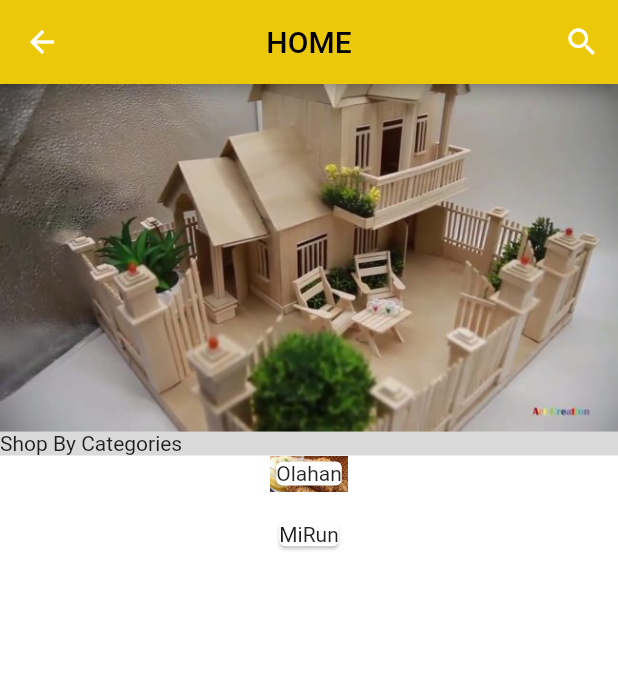
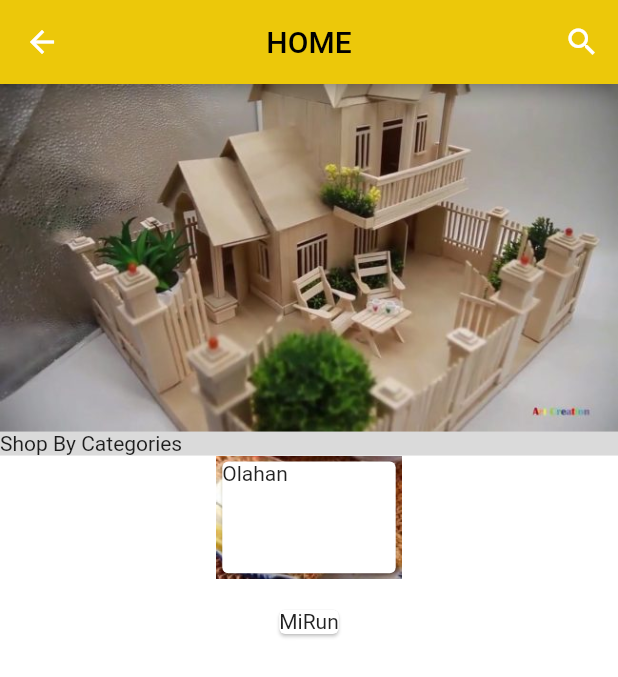
Before and after one commit to ihzapradana/MicroJ, a Flutter app: the home screen opened directly, on a phone screen of 412 x 824 dp. Shown: the top 677 px of the screen. Run offline on Flutter 3.47's test engine with Material 2 defaults, Android fonts, the phone set to English and light mode, and no system bars; our stand-ins replace getwidget, google_maps_flutter, image_picker.

Commit message:
Update home.dart

```diff
--- a/lib/home.dart
+++ b/lib/home.dart
@@ -51,14 +51,21 @@ class _homeState extends State<home> {
           //   ),
           // ),
           Container(
+            height: tinggi * 0.1,
+            width: lebar * 0.3,
             decoration: BoxDecoration(
               image: DecorationImage(
                   image: AssetImage("assets/images/olahan.jpeg"),
                   fit: BoxFit.cover),
             ),
             child: Card(
+                // color: Colors.transparent,
+                // shape: RoundedRectangleBorder(
+                //     borderRadius: BorderRadius.circular(15)),
+                // shadowColor: Colors.transparent,
+                // child: Text("tes"),
                 child: InkWell(
-                    splashColor: Color(0xFFECC80A),
+                    splashColor: Colors.transparent,
                     onTap: () {
                       Navigator.push(context,
                           MaterialPageRoute(builder: (context) => Ulasan()));
```
